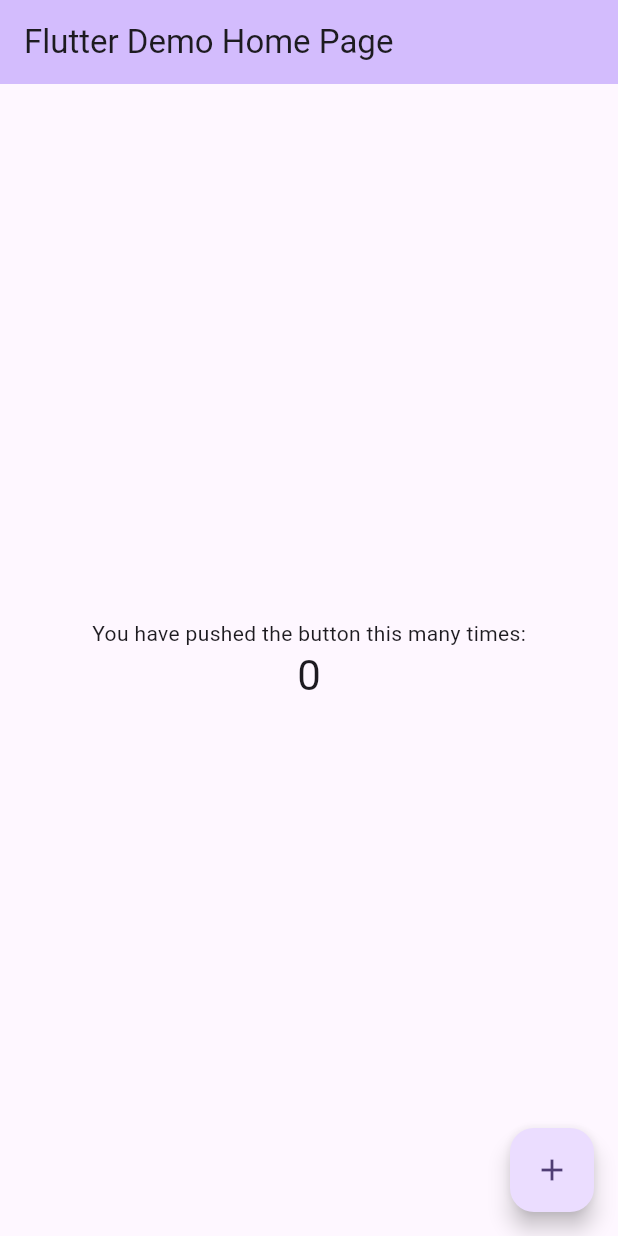
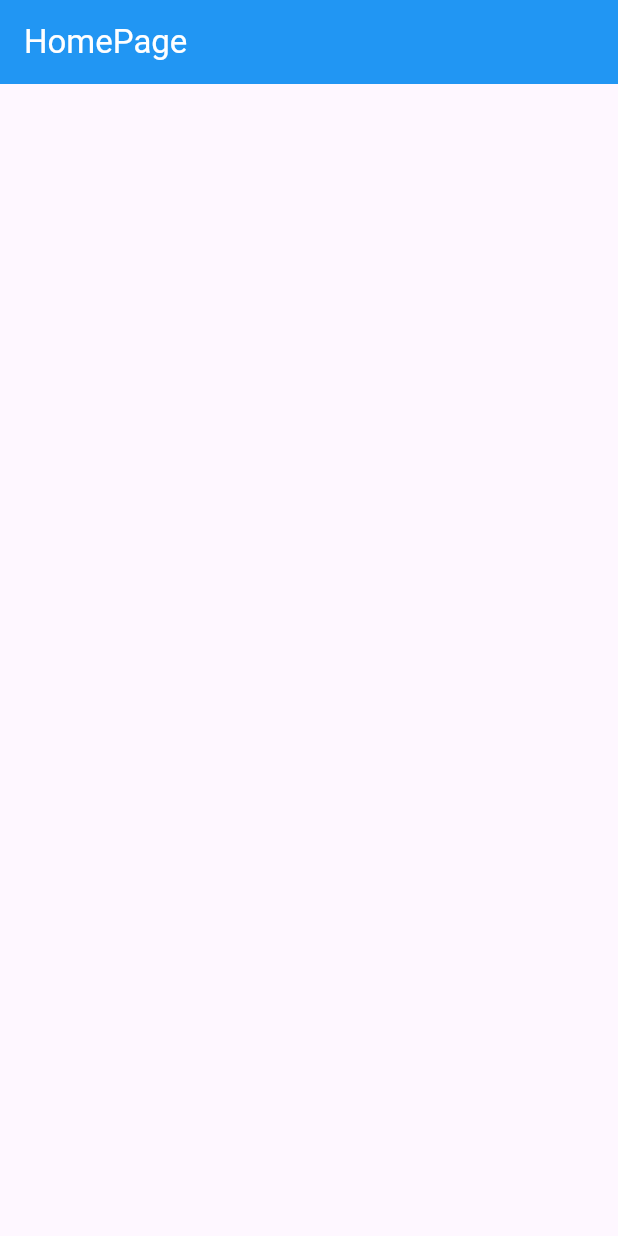
Before and after one commit to Yusuf92002/MyAndroidPushNotifications, a Flutter app: the screen it shows after launch, on a phone screen of 412 x 824 dp. Run offline on Flutter 3.47's test engine with Material 3 defaults, Android fonts, the phone set to English and light mode, and no system bars; our stand-ins replace firebase_core, firebase_messaging; accounts and stored records are empty.

Commit message:
Final version

```diff
--- a/android_push_notifications_app/lib/main.dart
+++ b/android_push_notifications_app/lib/main.dart
@@ -1,6 +1,17 @@
+import 'package:android_push_notifications_app/api/firebase_api.dart';
+import 'package:android_push_notifications_app/firebase_options.dart';
+import 'package:android_push_notifications_app/pages/home_page.dart';
+import 'package:android_push_notifications_app/pages/notification_page.dart';
+import 'package:firebase_core/firebase_core.dart';
 import 'package:flutter/material.dart';
 
-void main() {
+
+
+final navigatorKey = GlobalKey<NavigatorState>();
+void main() async {
+  WidgetsFlutterBinding.ensureInitialized();
+  await Firebase.initializeApp(options: DefaultFirebaseOptions.currentPlatform);
+  await FirebaseApi().initNotifications();
   runApp(const MyApp());
 }
 
@@ -11,115 +22,12 @@
   @override
   Widget build(BuildContext context) {
     return MaterialApp(
-      title: 'Flutter Demo',
-      theme: ThemeData(
-        // This is the theme of your application.
-        //
-        // TRY THIS: Try running your application with "flutter run". You'll see
-        // the application has a purple toolbar. Then, without quitting the app,
-        // try changing the seedColor in the colorScheme below to Colors.green
-        // and then invoke "hot reload" (save your changes or press the "hot
-        // reload" button in a Flutter-supported IDE, or press "r" if you used
-        // the command line to start the app).
-        //
-        // Notice that the counter didn't reset back to zero; the application
-        // state is not lost during the reload. To reset the state, use hot
-        // restart instead.
-        //
-        // This works for code too, not just values: Most code changes can be
-        // tested with just a hot reload.
-        colorScheme: ColorScheme.fromSeed(seedColor: Colors.deepPurple),
-        useMaterial3: true,
-      ),
-      home: const MyHomePage(title: 'Flutter Demo Home Page'),
+      debugShowCheckedModeBanner: false,
+      home: const HomePage(),
+      navigatorKey: navigatorKey,
+      routes: {
+        '/notification_screen': (context) => const NotificationPage(),
+      },
     );
   }
 }
-
-class MyHomePage extends StatefulWidget {
-  const MyHomePage({super.key, required this.title});
-
-  // This widget is the home page of your application. It is stateful, meaning
-  // that it has a State object (defined below) that contains fields that affect
-  // how it looks.
-
-  // This class is the configuration for the state. It holds the values (in this
-  // case the title) provided by the parent (in this case the App widget) and
-  // used by the build method of the State. Fields in a Widget subclass are
-  // always marked "final".
-
-  final String title;
-
-  @override
-  State<MyHomePage> createState() => _MyHomePageState();
-}
-
-class _MyHomePageState extends State<MyHomePage> {
-  int _counter = 0;
-
-  void _incrementCounter() {
-    setState(() {
-      // This call to setState tells the Flutter framework that something has
-      // changed in this State, which causes it to rerun the build method below
-      // so that the display can reflect the updated values. If we changed
-      // _counter without calling setState(), then the build method would not be
-      // called again, and so nothing would appear to happen.
-      _counter++;
-    });
-  }
-
-  @override
-  Widget build(BuildContext context) {
-    // This method is rerun every time setState is called, for instance as done
-    // by the _incrementCounter method above.
-    //
-    // The Flutter framework has been optimized to make rerunning build methods
-    // fast, so that you can just rebuild anything that needs updating rather
-    // than having to individually change instances of widgets.
-    return Scaffold(
-      appBar: AppBar(
-        // TRY THIS: Try changing the color here to a specific color (to
-        // Colors.amber, perhaps?) and trigger a hot reload to see the AppBar
-        // change color while the other colors stay the same.
-        backgroundColor: Theme.of(context).colorScheme.inversePrimary,
-        // Here we take the value from the MyHomePage object that was created by
-        // the App.build method, and use it to set our appbar title.
-        title: Text(widget.title),
-      ),
-      body: Center(
-        // Center is a layout widget. It takes a single child and positions it
-        // in the middle of the parent.
-        child: Column(
-          // Column is also a layout widget. It takes a list of children and
-          // arranges them vertically. By default, it sizes itself to fit its
-          // children horizontally, and tries to be as tall as its parent.
-          //
-          // Column has various properties to control how it sizes itself and
-          // how it positions its children. Here we use mainAxisAlignment to
-          // center the children vertically; the main axis here is the vertical
-          // axis because Columns are vertical (the cross axis would be
-          // horizontal).
-          //
-          // TRY THIS: Invoke "debug painting" (choose the "Toggle Debug Paint"
-          // action in the IDE, or press "p" in the console), to see the
-          // wireframe for each widget.
-          mainAxisAlignment: MainAxisAlignment.center,
-          children: <Widget>[
-            const Text(
-              'You have pushed the button this many times:',
-            ),
-            Text(
-              '$_counter',
-              style: Theme.of(context).textTheme.headlineMedium,
-            ),
-          ],
-        ),
-      ),
-      floatingActionButton: FloatingActionButton(
-        onPressed: _incrementCounter,
-        tooltip: 'Increment',
-        child: const Icon(Icons.add),
-      ), // This trailing comma makes auto-formatting nicer for build methods.
-    );
-  }
-}
--- /dev/null
+++ b/android_push_notifications_app/lib/pages/home_page.dart
@@ -0,0 +1,23 @@
+import 'package:flutter/material.dart';
+
+class HomePage extends StatefulWidget {
+  const HomePage({super.key});
+
+  @override
+  State<HomePage> createState() => _HomePageState();
+}
+
+class _HomePageState extends State<HomePage> {
+  @override
+  Widget build(BuildContext context) {
+    return Scaffold(
+      appBar: AppBar(
+        backgroundColor: Colors.blue,
+        title: const Text(
+          'HomePage',
+          style: TextStyle(color: Colors.white),
+        ),
+      ),
+    );
+  }
+}
--- a/android_push_notifications_app/pubspec.yaml
+++ b/android_push_notifications_app/pubspec.yaml
@@ -35,6 +35,8 @@ dependencies:
   # The following adds the Cupertino Icons font to your application.
   # Use with the CupertinoIcons class for iOS style icons.
   cupertino_icons: ^1.0.6
+  firebase_core: ^3.5.0
+  firebase_messaging: ^15.1.2
 
 dev_dependencies:
   flutter_test:
```
Also changed, not shown: android_push_notifications_app/lib/api/firebase_api.dart (added, +43 -0 lines), android_push_notifications_app/lib/pages/notification_page.dart (added, +29 -0 lines), android_push_notifications_app/firebase.json (added), android_push_notifications_app/lib/firebase_options.dart (added), android_push_notifications_app/pubspec.lock, 6 other files.
